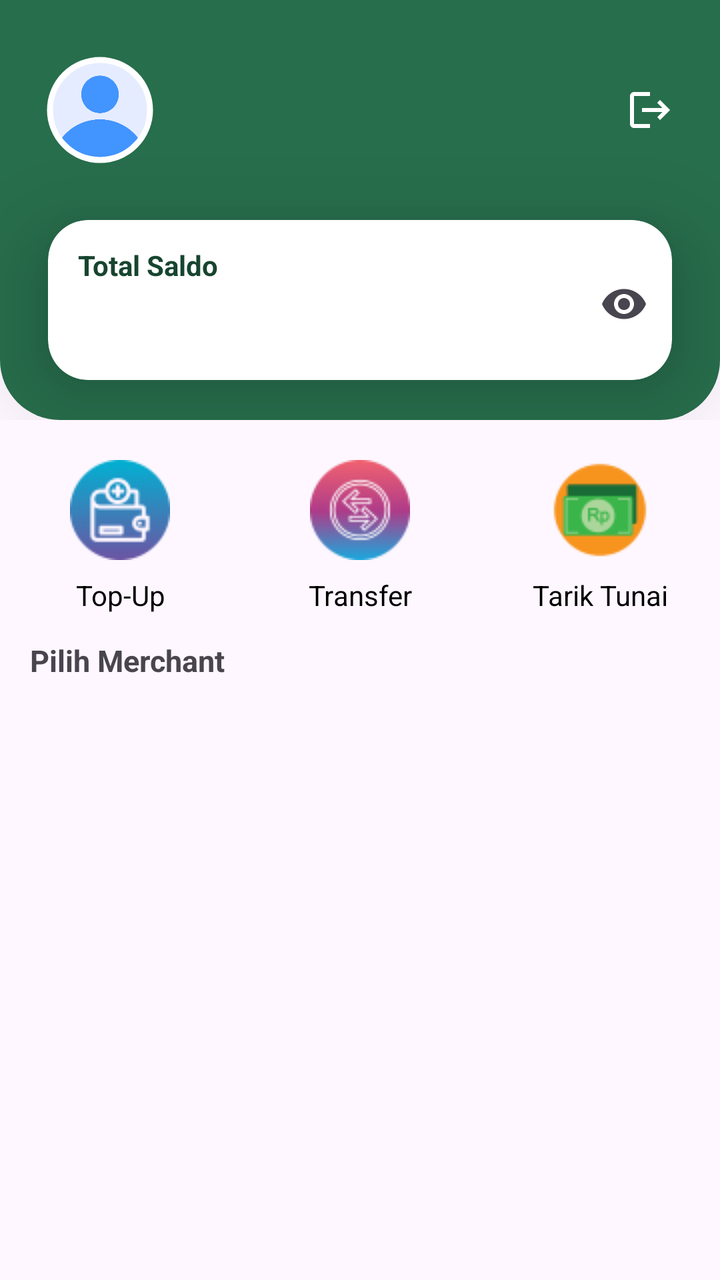
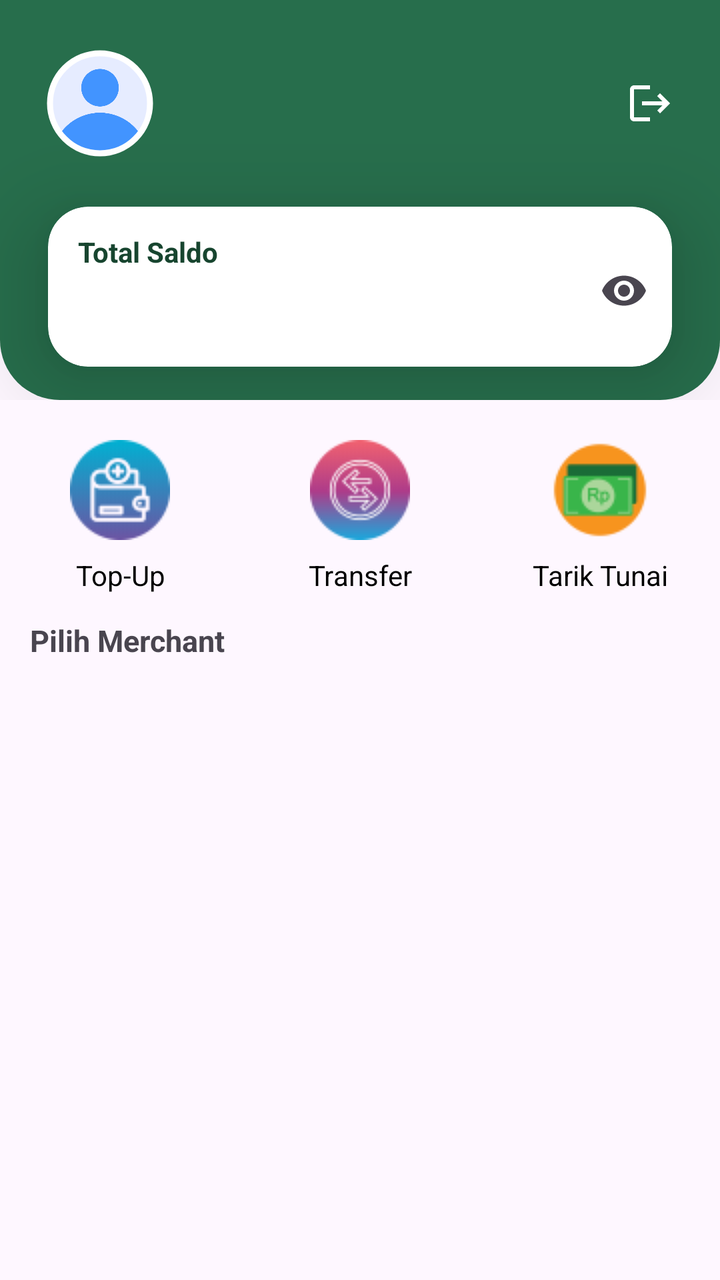

The first picture is an Android layout as it rendered before a commit; the second is the same layout after the commit. The layout source and the unified diff follow.
<!-- AndroidManifest.xml: application theme Base.Theme.MarketPay -->
<!-- res/layout/fragment_customer.xml -->
<androidx.constraintlayout.widget.ConstraintLayout
    xmlns:android="http://schemas.android.com/apk/res/android"
    xmlns:app="http://schemas.android.com/apk/res-auto"
    xmlns:tools="http://schemas.android.com/tools"
    android:id="@+id/fragment_customer"
    android:layout_width="match_parent"
    android:layout_height="match_parent"
    tools:context=".view.customer.CustomerFragment">

    <FrameLayout
        android:id="@+id/fragment_container"
        android:layout_width="match_parent"
        android:layout_height="0dp"
        app:layout_constraintTop_toTopOf="parent" />

    <androidx.constraintlayout.widget.ConstraintLayout
        android:id="@+id/headerLayout"
        android:layout_width="0dp"
        android:layout_height="210dp"
        android:background="@drawable/bottom_rounded_card"
        app:layout_constraintEnd_toEndOf="parent"
        app:layout_constraintStart_toStartOf="parent"
        app:layout_constraintTop_toTopOf="parent">

        <LinearLayout
            android:id="@+id/layoutProfile"
            android:layout_width="0dp"
            android:layout_height="wrap_content"
            android:gravity="center_vertical"
            android:orientation="horizontal"
            android:paddingLeft="15dp"
            android:paddingRight="15dp"
            app:layout_constraintBottom_toTopOf="@id/cardSaldo"
            app:layout_constraintEnd_toEndOf="parent"
            app:layout_constraintHorizontal_bias="0.0"
            app:layout_constraintStart_toStartOf="parent"
            app:layout_constraintTop_toTopOf="parent">

            <com.google.android.material.imageview.ShapeableImageView
                android:id="@+id/profileImage"
                android:layout_width="70dp"
                android:layout_height="70dp"
                android:contentDescription="@string/profile"
                android:padding="10dp"
                android:src="@drawable/user"
                app:shapeAppearanceOverlay="@style/roundedImageView"
                app:strokeColor="@android:color/white"
                app:strokeWidth="3dp" />

            <TextView
                android:id="@+id/textUser"
                android:layout_width="0dp"
                android:layout_height="wrap_content"
                android:layout_weight="1"
                android:textColor="@color/white"
                android:textSize="24sp" />

            <ImageView
                android:id="@+id/btnLogout"
                android:layout_width="wrap_content"
                android:layout_height="wrap_content"
                android:src="@drawable/ic_logout"
                android:padding="8dp"
                android:clickable="true"
                android:focusable="true"
                android:contentDescription="logout"/>

        </LinearLayout>
        <androidx.cardview.widget.CardView
            android:id="@+id/cardSaldo"
            android:layout_width="0dp"
            android:layout_height="80dp"
            android:layout_marginStart="24dp"
            android:layout_marginEnd="24dp"
            app:cardBackgroundColor="@color/white"
            app:cardCornerRadius="20dp"
            app:cardElevation="26dp"
            app:layout_constraintBottom_toBottomOf="parent"
            app:layout_constraintEnd_toEndOf="parent"
            app:layout_constraintStart_toStartOf="parent"
            app:layout_constraintTop_toBottomOf="@id/layoutProfile">

            <TextView
                android:id="@+id/textView8"
                android:layout_width="wrap_content"
                android:layout_height="wrap_content"
                android:layout_marginLeft="15dp"
                android:layout_marginTop="13dp"
                android:layout_weight="1"
                android:text="@string/total_saldo"
                android:textColor="@color/green_old"
                android:textStyle="bold" />

            <LinearLayout
                android:layout_width="match_parent"
                android:layout_height="wrap_content"
                android:layout_marginTop="7dp"
                android:gravity="center_vertical"
                android:orientation="horizontal">

                <com.google.android.material.textfield.TextInputLayout
                    android:layout_width="wrap_content"
                    android:layout_height="wrap_content"
                    android:layout_weight="1"
                    app:boxBackgroundMode="none"
                    app:endIconMode="password_toggle">

                    <com.google.android.material.textfield.TextInputEditText
                        android:id="@+id/txtSaldo"
                        android:layout_width="match_parent"
                        android:layout_height="wrap_content"
                        android:background="@android:color/transparent"
                        android:cursorVisible="false"
                        android:focusable="false"
                        android:inputType="textPassword"
                        android:padding="0dp"
                        android:textColor="@color/green"
                        android:textSize="20sp" />
                </com.google.android.material.textfield.TextInputLayout>
            </LinearLayout>
        </androidx.cardview.widget.CardView>
    </androidx.constraintlayout.widget.ConstraintLayout>
    <androidx.constraintlayout.widget.ConstraintLayout
        android:id="@+id/content"
        android:layout_width="0dp"
        android:layout_height="90dp"
        android:layout_marginTop="20dp"
        app:layout_constraintEnd_toEndOf="parent"
        app:layout_constraintStart_toStartOf="parent"
        app:layout_constraintTop_toBottomOf="@id/headerLayout">

        <LinearLayout
            android:layout_width="0dp"
            android:layout_height="wrap_content"
            android:orientation="horizontal"
            app:layout_constraintEnd_toEndOf="parent"
            app:layout_constraintStart_toStartOf="parent"
            app:layout_constraintTop_toTopOf="parent">

            <TextView
                android:layout_width="0dp"
                android:layout_height="wrap_content"
                android:layout_weight="1"
                android:drawableTop="@drawable/ic_topup"
                android:drawablePadding="8dp"
                android:gravity="center"
                android:text="Top-Up"
                android:textColor="@color/black"
                android:textAlignment="center" />

            <TextView
                android:layout_width="0dp"
                android:layout_height="wrap_content"
                android:layout_weight="1"
                android:drawableTop="@drawable/ic_tf"
                android:drawablePadding="8dp"
                android:gravity="center"
                android:text="Transfer"
                android:textColor="@color/black"
                android:textAlignment="center" />

            <TextView
                android:layout_width="0dp"
                android:layout_height="wrap_content"
                android:layout_weight="1"
                android:drawableTop="@drawable/ic_tarik"
                android:drawablePadding="8dp"
                android:gravity="center"
                android:text="Tarik Tunai"
                android:textColor="@color/black"
                android:textAlignment="center" />
        </LinearLayout>
    </androidx.constraintlayout.widget.ConstraintLayout>
    <TextView
        android:id="@+id/pilihMerchant"
        android:layout_width="match_parent"
        android:layout_height="wrap_content"
        android:text="@string/pilih_merchant"
        android:textStyle="bold"
        android:textSize="15sp"
        android:layout_marginLeft="15dp"
        app:layout_constraintTop_toBottomOf="@id/content"
        app:layout_constraintStart_toStartOf="parent"
        app:layout_constraintEnd_toEndOf="parent"/>

    <androidx.recyclerview.widget.RecyclerView
        android:id="@+id/recycler_merchant"
        android:layout_width="0dp"
        android:layout_height="0dp"
        android:layout_marginTop="5dp"
        android:paddingLeft="8dp"
        android:paddingRight="8dp"
        android:paddingBottom="8dp"
        android:background="@android:color/transparent"
        android:clipToPadding="false"
        android:scrollbars="vertical"
        android:visibility="gone"
        app:layout_constraintTop_toBottomOf="@id/pilihMerchant"
        app:layout_constraintStart_toStartOf="parent"
        app:layout_constraintEnd_toEndOf="parent"
        app:layout_constraintBottom_toBottomOf="parent" />
</androidx.constraintlayout.widget.ConstraintLayout>
<!-- resources referenced by this layout -->
<resources>
  <color name="black">#FF000000</color>
  <color name="green">#276e4c</color>
  <color name="green_old">#17452F</color>
  <color name="white">#FFFFFFFF</color>
  <!-- drawable bottom_rounded_card (drawable) -->
  <shape xmlns:android="http://schemas.android.com/apk/res/android" android:shape="rectangle">
      <solid android:color="@color/green" />
      <corners
          android:topLeftRadius="0dp"
          android:topRightRadius="0dp"
          android:bottomLeftRadius="30dp"
          android:bottomRightRadius="30dp" />
  </shape>
  <!-- drawable ic_logout (drawable) -->
  <vector xmlns:android="http://schemas.android.com/apk/res/android" android:autoMirrored="true" android:height="24dp" android:tint="#FFFFFF" android:viewportHeight="24" android:viewportWidth="24" android:width="24dp">
        
      <path android:fillColor="@android:color/white" android:pathData="M17,7l-1.41,1.41L18.17,11H8v2h10.17l-2.58,2.58L17,17l5,-5zM4,5h8V3H4c-1.1,0 -2,0.9 -2,2v14c0,1.1 0.9,2 2,2h8v-2H4V5z"/>
      
  </vector>
  <!-- drawable ic_tarik: png bitmap (drawable, 1977 bytes) -->
  <!-- drawable ic_tf: png bitmap (drawable, 3430 bytes) -->
  <!-- drawable ic_topup: png bitmap (drawable, 2756 bytes) -->
  <!-- drawable user: png bitmap (drawable, 19293 bytes) -->
  <string name="pilih_merchant">Pilih Merchant</string>
  <string name="profile">User Profile</string>
  <string name="total_saldo">Total Saldo</string>
  <style name="roundedImageView" parent="">
          <item name="cornerFamily">rounded</item>
          <item name="cornerSize">50%</item>
      </style>
  <style name="Base.Theme.MarketPay" parent="Theme.Material3.DayNight.NoActionBar">
          <item name="android:statusBarColor">@color/green</item>
          <item name="android:windowLightStatusBar">false</item>
      </style>
</resources>

<!-- the commit's change to res/layout/fragment_customer.xml (unified diff, before → after) -->
@@ -16,7 +16,7 @@
     <androidx.constraintlayout.widget.ConstraintLayout
         android:id="@+id/headerLayout"
         android:layout_width="0dp"
-        android:layout_height="210dp"
+        android:layout_height="200dp"
         android:background="@drawable/bottom_rounded_card"
         app:layout_constraintEnd_toEndOf="parent"
         app:layout_constraintStart_toStartOf="parent"
@@ -115,7 +115,7 @@
                         android:inputType="textPassword"
                         android:padding="0dp"
                         android:textColor="@color/green"
-                        android:textSize="20sp" />
+                        android:textSize="20sp"/>
                 </com.google.android.material.textfield.TextInputLayout>
             </LinearLayout>
         </androidx.cardview.widget.CardView>
